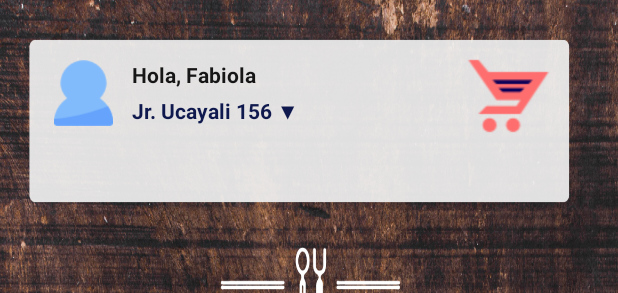
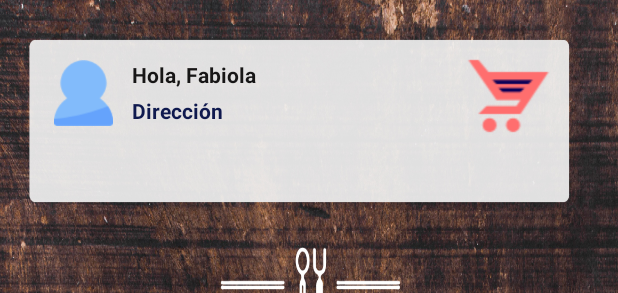
Before and after one commit to francocabanillas/copypasteapp, an Android app: the layout activity_main.xml on its own in the app's theme, with its tools: preview values and no code run, on a phone screen of 412 x 824 dp. Shown: the top 293 px of the screen. Run offline under Robolectric (Android 15) with nearby library versions, the phone set to English and light mode, and no system bars; network calls fail; Roboto replaces fonts that are not available here.

Commit message:
Limpieza de edittext
Se tenian datos en duro para ingresar a la aplicacion

```diff
--- a/app/src/main/AndroidManifest.xml
+++ b/app/src/main/AndroidManifest.xml
@@ -12,7 +12,8 @@
         android:supportsRtl="true"
         android:theme="@style/AppTheme"
         android:usesCleartextTraffic="true">
-        <activity android:name=".ui.ListinvoiceActivity"></activity>
+        <activity android:name=".ui.PhotoActivity"></activity>
+        <activity android:name=".ui.ListinvoiceActivity" />
         <activity android:name=".ui.DrinkActivity" />
         <activity android:name=".ui.SpecialActivity" />
 
--- a/app/src/main/java/com/example/copypasteapp/fcm/Fcm.java
+++ b/app/src/main/java/com/example/copypasteapp/fcm/Fcm.java
@@ -15,13 +15,8 @@
 import com.example.copypasteapp.R;
 import com.example.copypasteapp.sharedpreference.Sharedpreference;
 import com.example.copypasteapp.ui.LoginActivity;
-import com.example.copypasteapp.ui.MainActivity;
-import com.google.firebase.database.DatabaseReference;
-import com.google.firebase.database.FirebaseDatabase;
 import com.google.firebase.messaging.FirebaseMessagingService;
 import com.google.firebase.messaging.RemoteMessage;
-
-import java.util.GregorianCalendar;
 import java.util.Random;
 
 public class Fcm extends FirebaseMessagingService {
--- a/app/src/main/res/layout/activity_login.xml
+++ b/app/src/main/res/layout/activity_login.xml
@@ -38,7 +38,7 @@
                     android:fontFamily="@font/roboto_light"
                     android:inputType="textPersonName"
                     android:maxLength="50"
-                    android:text="cabanillas.cf@gmail.com" />
+                    android:text="" />
 
                 <ImageView
                     android:id="@+id/imageView2"
@@ -61,7 +61,7 @@
                     android:fontFamily="@font/roboto_light"
                     android:inputType="textPassword"
                     android:maxLength="50"
-                    android:text="aaa025" />
+                    android:text="" />
 
                 <ImageView
                     android:id="@+id/imageView3"
--- a/app/src/main/res/layout/activity_main.xml
+++ b/app/src/main/res/layout/activity_main.xml
@@ -155,7 +155,7 @@
         android:layout_marginStart="88dp"
         android:layout_marginTop="40dp"
         android:fontFamily="@font/roboto_light"
-        android:text="Hola, Fabiola"
+        android:text="Hola, "
         android:textAlignment="viewStart"
         android:textColor="#171616"
         android:textSize="14sp"
@@ -172,13 +172,12 @@
         android:layout_marginTop="64dp"
         android:fontFamily="@font/roboto_light"
         android:onClick="AddresActivityClic"
-        android:text="Jr. Ucayali 156 ▼"
+        android:text="Dirección"
         android:textAlignment="viewStart"
         android:textColor="#0F194E"
         android:textStyle="bold"
         app:layout_constraintStart_toStartOf="parent"
-        app:layout_constraintTop_toTopOf="parent"
-        tools:text="Jr. Ucayali 156 ▼" />
+        app:layout_constraintTop_toTopOf="parent" />
 
 
 </androidx.constraintlayout.widget.ConstraintLayout>
```
Also changed, not shown: app/src/main/java/com/example/copypasteapp/ui/PhotoActivity.java (added, +16 -0 lines), app/src/main/res/layout/activity_photo.xml (added, +9 -0 lines), app/src/main/res/layout/activity_register.xml (+6 -6 lines).
